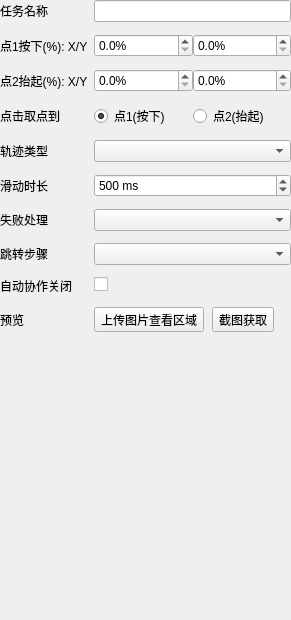
First picture: the form in src/ui/swipeForm/SwipeForm.ui, repository Ferrarii-430/onmyoji-script, before the edit.
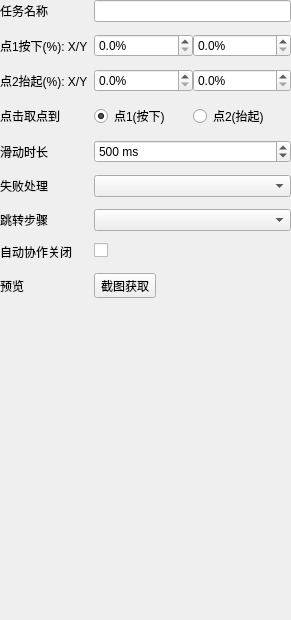
Second picture: the form after the edit. Custom widgets are drawn as their Qt base class.

Commit message: feat: 添加swipe滑动类型任务

Diff of the .ui file:
```diff
--- a/src/ui/swipeForm/SwipeForm.ui
+++ b/src/ui/swipeForm/SwipeForm.ui
@@ -157,19 +157,6 @@
      </layout>
     </item>
     <item row="4" column="0">
-     <widget class="QLabel" name="trajectoryLabel">
-      <property name="toolTip">
-       <string>滑动经过的轨迹形状，与鼠标控制模式一致</string>
-      </property>
-      <property name="text">
-       <string>轨迹类型</string>
-      </property>
-     </widget>
-    </item>
-    <item row="4" column="1">
-     <widget class="QComboBox" name="swipeTrajectoryBox"/>
-    </item>
-    <item row="5" column="0">
      <widget class="QLabel" name="durationLabel">
       <property name="toolTip">
        <string>从按下到抬起的总时长；过短会被游戏判定为点击而非滑动</string>
@@ -179,7 +166,7 @@
       </property>
      </widget>
     </item>
-    <item row="5" column="1">
+    <item row="4" column="1">
      <widget class="QSpinBox" name="swipeDurationBox">
       <property name="toolTip">
        <string>从按下到抬起的总时长（毫秒）</string>
@@ -201,7 +188,7 @@
       </property>
      </widget>
     </item>
-    <item row="6" column="0">
+    <item row="5" column="0">
      <widget class="QLabel" name="errorHandleLabel">
       <property name="toolTip">
        <string>滑动失败（截图失败）时的处理方式</string>
@@ -211,20 +198,20 @@
       </property>
      </widget>
     </item>
-    <item row="6" column="1">
+    <item row="5" column="1">
      <widget class="QComboBox" name="errorHandleBox"/>
     </item>
-    <item row="7" column="0">
+    <item row="6" column="0">
      <widget class="QLabel" name="stepInputLabel">
       <property name="text">
        <string>跳转步骤</string>
       </property>
      </widget>
     </item>
-    <item row="7" column="1">
+    <item row="6" column="1">
      <widget class="QComboBox" name="stepInputBox"/>
     </item>
-    <item row="8" column="0">
+    <item row="7" column="0">
      <widget class="QLabel" name="autoCancelCollabLabel">
       <property name="toolTip">
        <string>开启后本步骤滑动前自动扫描协作邀请弹窗并点击关闭，避免滑到弹窗上（仅当前步骤生效，非全局）</string>
@@ -234,32 +221,25 @@
       </property>
      </widget>
     </item>
-    <item row="8" column="1">
+    <item row="7" column="1">
      <widget class="QCheckBox" name="autoCancelCollabCheckBox">
       <property name="text">
        <string/>
       </property>
      </widget>
     </item>
-    <item row="9" column="0">
+    <item row="8" column="0">
      <widget class="QLabel" name="previewLabel">
       <property name="text">
        <string>预览</string>
       </property>
      </widget>
     </item>
-    <item row="9" column="1">
+    <item row="8" column="1">
      <layout class="QHBoxLayout" name="previewBtnLayout">
       <property name="spacing">
        <number>8</number>
       </property>
-      <item>
-       <widget class="QToolButton" name="btnUploadImage">
-        <property name="text">
-         <string>上传图片查看区域</string>
-        </property>
-       </widget>
-      </item>
       <item>
        <widget class="QToolButton" name="btnCaptureImage">
         <property name="toolTip">
@@ -272,7 +252,7 @@
       </item>
      </layout>
     </item>
-    <item row="10" column="0" colspan="2">
+    <item row="9" column="0" colspan="2">
      <widget class="SwipePreviewWidget" name="swipePreview" native="true">
       <property name="sizePolicy">
        <sizepolicy hsizetype="Expanding" vsizetype="Expanding">
@@ -294,7 +274,7 @@
       </property>
      </widget>
     </item>
-    <item row="11" column="0" colspan="2">
+    <item row="10" column="0" colspan="2">
      <spacer name="bottomSpacer">
       <property name="orientation">
        <enum>Qt::Vertical</enum>
```
The commit also changes 12 other files.
